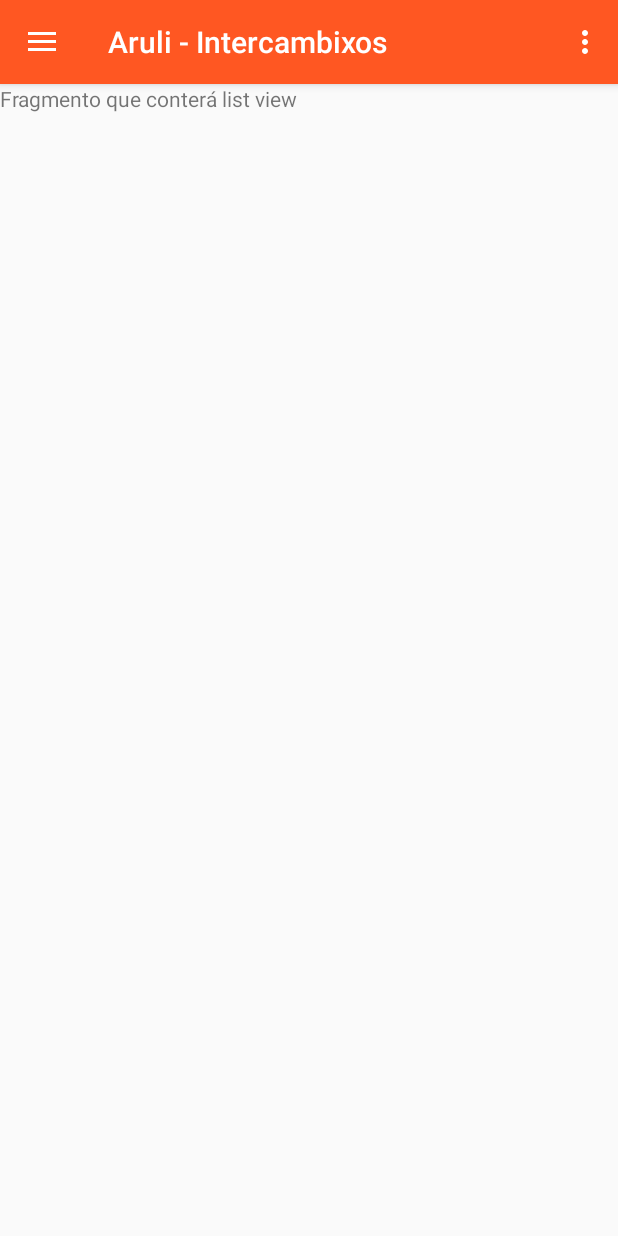
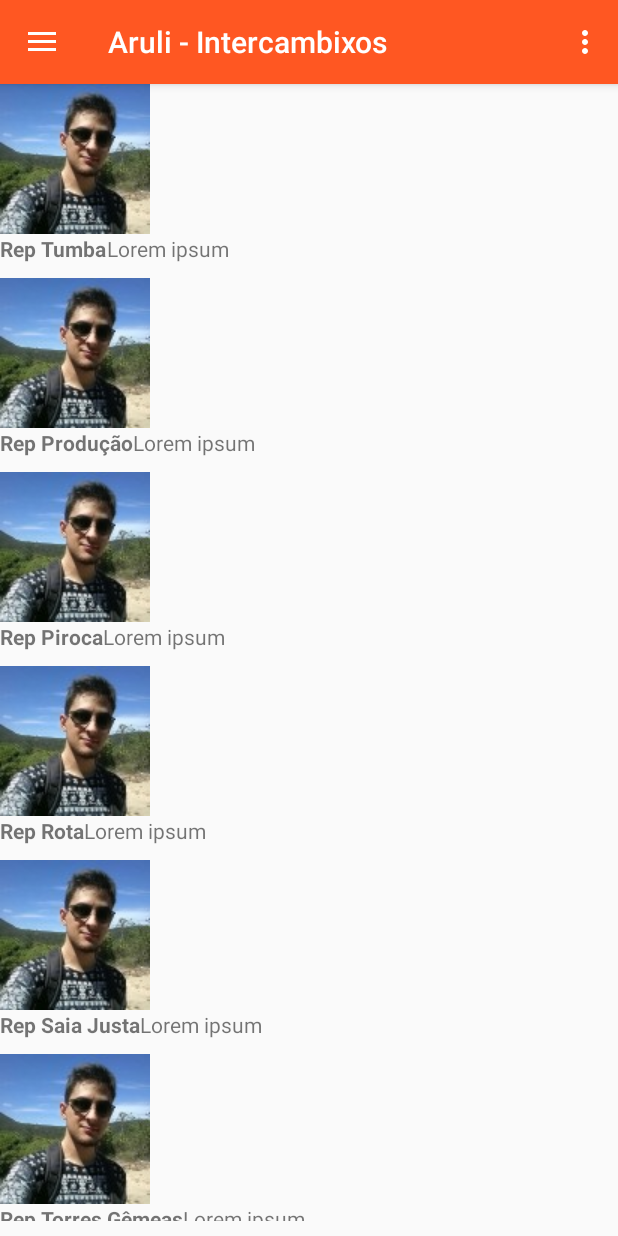
Before and after one commit to claramiranda/ARULI, an Android app: the screen it shows after launch (MainActivity), in the side drawer, after a tap on "Listar Reps", on a phone screen of 412 x 824 dp. Run offline under Robolectric (Android 15) with nearby library versions, the phone set to English and light mode, and no system bars.

Commit message:
incluindo recycler view e adapters

```diff
--- a/app/src/main/java/br/unicamp/ft/c155041_g157918/ListarepsFragment.java
+++ b/app/src/main/java/br/unicamp/ft/c155041_g157918/ListarepsFragment.java
@@ -4,15 +4,23 @@ import android.content.Context;
 import android.net.Uri;
 import android.os.Bundle;
 import android.support.v4.app.Fragment;
+import android.support.v7.widget.LinearLayoutManager;
+import android.support.v7.widget.RecyclerView;
 import android.view.LayoutInflater;
 import android.view.View;
 import android.view.ViewGroup;
+
+import java.util.ArrayList;
+import java.util.Arrays;
 
 
 /**
  * A simple {@link Fragment} subclass.
  */
 public class ListarepsFragment extends Fragment {
+    private RecyclerView mRecyclerView;
+    private myFirstAdapter mAdapter;
+    private View lview;
 
     public ListarepsFragment() {
         // Required empty public constructor
@@ -23,7 +31,19 @@ public class ListarepsFragment extends Fragment {
     public View onCreateView(LayoutInflater inflater, ViewGroup container,
                              Bundle savedInstanceState) {
         // Inflate the layout for this fragment
-        return inflater.inflate(R.layout.fragment_listareps, container, false);
+        lview = inflater.inflate(R.layout.fragment_listareps, container, false);
+        mRecyclerView = (RecyclerView) lview.findViewById(R.id.rView);
+
+        LinearLayoutManager manager = new LinearLayoutManager(getContext());
+
+        mRecyclerView.setLayoutManager(manager);
+         mRecyclerView.setHasFixedSize(true);
+        //mRecyclerView.setLayoutManager(new LinearLayoutManager(getContext()));
+        mAdapter = new myFirstAdapter(new ArrayList<>(Arrays.asList(Republicas.republicas)));
+        mRecyclerView.setAdapter(mAdapter);
+
+        return lview;
+
     }
 
 }
--- a/app/src/main/java/br/unicamp/ft/c155041_g157918/MainActivity.java
+++ b/app/src/main/java/br/unicamp/ft/c155041_g157918/MainActivity.java
@@ -6,6 +6,8 @@ import android.support.design.widget.Snackbar;
 import android.support.v4.app.Fragment;
 import android.support.v4.app.FragmentManager;
 import android.support.v4.app.FragmentTransaction;
+import android.support.v7.widget.LinearLayoutManager;
+import android.support.v7.widget.RecyclerView;
 import android.view.View;
 import android.support.v4.view.GravityCompat;
 import android.support.v7.app.ActionBarDrawerToggle;
@@ -18,10 +20,16 @@ import android.support.v7.widget.Toolbar;
 import android.view.Menu;
 import android.widget.Button;
 
+import java.util.ArrayList;
+import java.util.Arrays;
+
 public class MainActivity extends AppCompatActivity
         implements NavigationView.OnNavigationItemSelectedListener {
 
     private FragmentManager fragmentManager;
+   // private RecyclerView mRecyclerView;
+  //  private myFirstAdapter mAdapter;
+
 
     @Override
     protected void onCreate(Bundle savedInstanceState) {
@@ -43,9 +51,6 @@ public class MainActivity extends AppCompatActivity
         });
         */
 
-
-
-
         DrawerLayout drawer = findViewById(R.id.drawer_layout);
         NavigationView navigationView = findViewById(R.id.nav_view);
         ActionBarDrawerToggle toggle = new ActionBarDrawerToggle(
@@ -60,6 +65,13 @@ public class MainActivity extends AppCompatActivity
 
         WelcomeFragment wf = new WelcomeFragment();
         replaceFragment(wf,"welcome");
+
+        /*
+        mRecyclerView = findViewById(R.id.rView);
+        mRecyclerView.setHasFixedSize(true);
+        mRecyclerView.setLayoutManager(new LinearLayoutManager(this));
+        mAdapter = new myFirstAdapter(new ArrayList<Republica>(Arrays.asList(Republicas.republicas)));
+        mRecyclerView.setAdapter(mAdapter);*/
 
     }
 
--- a/app/src/main/java/br/unicamp/ft/c155041_g157918/Republica.java
+++ b/app/src/main/java/br/unicamp/ft/c155041_g157918/Republica.java
@@ -6,6 +6,13 @@ public class Republica {
     private String bio;
     private int vagas_temporarias;
     private int foto;
+
+    public Republica(String nome, int level_agitação, String bio, int foto) {
+        this.nome = nome;
+        this.level_agitação = level_agitação;
+        this.bio = bio;
+        this.foto = foto;
+    }
 
     /**
      * TODO Criar list view pra exibir as infos das reps
@@ -16,8 +23,6 @@ public class Republica {
      * @param vagas_permanetes
      * @param foto - logo da rep (usar por enquanto o banner da aruli)
      */
-
-    //Vetor Republicas
 
 
     //Constructor
@@ -30,13 +35,21 @@ public class Republica {
         this.foto = foto;
     }
 
-    public Republica(String nome, int level_agitação, String bio) {
+    public Republica(String nome, String bio, int foto) {
         this.nome = nome;
-        this.level_agitação = level_agitação;
         this.bio = bio;
+        this.foto = foto;
     }
 
     //Getters and Setters
+    public int getFoto() {
+        return foto;
+    }
+
+    public void setFoto(int foto) {
+        this.foto = foto;
+    }
+
     public String getNome() {
         return nome;
     }
--- /dev/null
+++ b/app/src/main/java/br/unicamp/ft/c155041_g157918/Republicas.java
@@ -0,0 +1,16 @@
+package br.unicamp.ft.c155041_g157918;
+
+public class Republicas {
+    public static Republica[] republicas = {
+            new Republica("Rep Tumba","Lorem ipsum",R.drawable.tomas_dalessandro),
+            new Republica("Rep Produção","Lorem ipsum",R.drawable.tomas_dalessandro),
+            new Republica("Rep Piroca","Lorem ipsum",R.drawable.tomas_dalessandro),
+            new Republica("Rep Rota","Lorem ipsum",R.drawable.tomas_dalessandro),
+            new Republica("Rep Saia Justa","Lorem ipsum",R.drawable.tomas_dalessandro),
+            new Republica("Rep Torres Gêmeas","Lorem ipsum",R.drawable.tomas_dalessandro),
+            new Republica("Rep Peregrinos","Lorem ipsum",R.drawable.tomas_dalessandro),
+            new Republica("Rep Boa Morte","Lorem ipsum",R.drawable.tomas_dalessandro),
+
+
+    };
+}
--- /dev/null
+++ b/app/src/main/java/br/unicamp/ft/c155041_g157918/myFirstAdapter.java
@@ -0,0 +1,62 @@
+package br.unicamp.ft.c155041_g157918;
+
+import android.support.annotation.NonNull;
+import android.support.v7.widget.RecyclerView;
+import android.view.LayoutInflater;
+import android.view.View;
+import android.view.ViewGroup;
+import android.widget.ImageView;
+import android.widget.TextView;
+
+import java.util.ArrayList;
+
+import br.unicamp.ft.c155041_g157918.R;
+import br.unicamp.ft.c155041_g157918.Republica;
+
+public class myFirstAdapter extends RecyclerView.Adapter {
+    private ArrayList<Republica> reps;
+
+    public myFirstAdapter(ArrayList<Republica> reps) {
+        this.reps = reps;
+    }
+
+    @NonNull
+    @Override
+    public RecyclerView.ViewHolder onCreateViewHolder(@NonNull ViewGroup viewGroup, int i) {
+        //return null;
+        View v = LayoutInflater.from(viewGroup.getContext()).inflate(R.layout.adapter_layout, viewGroup, false);
+        return new MyFirstViewHolder(v);
+    }
+
+    @Override
+    public void onBindViewHolder(@NonNull RecyclerView.ViewHolder viewHolder, int i) {
+        ((MyFirstViewHolder)viewHolder).bind(reps.get(i));
+
+
+    }
+
+    @Override
+    public int getItemCount() {
+        return this.reps.size();
+    }
+
+    public class MyFirstViewHolder extends RecyclerView.ViewHolder{
+        private ImageView imageView;
+        private TextView txtNome;
+        private TextView txtBio;
+
+        public MyFirstViewHolder(View itemView) {
+            super(itemView);
+            imageView = itemView.findViewById(R.id.imgView);
+            txtNome = itemView.findViewById(R.id.txtNome);
+            txtBio = itemView.findViewById(R.id.txtBio);
+
+        }
+
+        public void bind(final Republica rep){
+            imageView.setImageResource(rep.getFoto());
+            txtNome.setText(rep.getNome());
+            txtBio.setText(rep.getBio());
+        }
+    }
+}
--- a/app/src/main/res/layout/adapter_layout.xml
+++ b/app/src/main/res/layout/adapter_layout.xml
@@ -1,38 +1,25 @@
 <?xml version="1.0" encoding="utf-8"?>
 <LinearLayout xmlns:android="http://schemas.android.com/apk/res/android"
-    android:orientation="horizontal"
-    android:layout_width="wrap_content"
+    android:orientation="vertical" android:layout_width="match_parent"
     android:layout_height="wrap_content"
     android:paddingBottom="10dp">
-
     <ImageView
         android:layout_width="wrap_content"
         android:layout_height="wrap_content"
         android:id="@+id/imgView"/>
-
     <LinearLayout
-        android:orientation="vertical"
         android:layout_width="wrap_content"
         android:layout_height="wrap_content"
-        android:layout_weight="1"
-        >
+        android:orientation="horizontal">
         <TextView
-            android:id="@+id/txtNome"
+            android:textStyle="bold"
             android:layout_width="wrap_content"
             android:layout_height="wrap_content"
-            android:textStyle="bold"/>
+            android:id="@+id/txtNome"/>
         <TextView
-            android:id="@+id/txtLvl"
-            android:layout_width="wrap_content"
-            android:layout_height="wrap_content" />
-        <TextView
-            android:id="@+id/txtBio"
             android:layout_width="wrap_content"
             android:layout_height="wrap_content"
-            android:maxLines="5"
-            android:ellipsize="end"
-            />
-
-    </LinearLayout>
+            android:id="@+id/txtBio"/>
+</LinearLayout>
 
 </LinearLayout>
--- a/app/src/main/res/layout/fragment_listareps.xml
+++ b/app/src/main/res/layout/fragment_listareps.xml
@@ -3,9 +3,10 @@
     xmlns:tools="http://schemas.android.com/tools"
     android:layout_width="match_parent"
     android:layout_height="match_parent"
-    tools:context=".ListarepsFragment">
+    tools:context=".ListarepsFragment"
+    android:paddingBottom="10dp">
 
-    <!-- TODO: Update blank fragment layout -->
+    <!-- TODO: Update blank fragment layout
     <TextView
         android:layout_width="match_parent"
         android:layout_height="match_parent"
@@ -13,7 +14,14 @@
     <ListView
         android:layout_width="match_parent"
         android:layout_height="match_parent">
-<!--asdas-->
+
     </ListView>
+          -->
+
+    <android.support.v7.widget.RecyclerView
+        android:layout_width="match_parent"
+        android:layout_height="match_parent"
+        android:id="@+id/rView">
+    </android.support.v7.widget.RecyclerView>
 
 </FrameLayout>
```
Also changed, not shown: app/src/main/java/br/unicamp/ft/c155041_g157918/MyFirstAdapter.java (deleted, +0 -91 lines), app/src/main/res/drawable/caio_felipe.jpg (added), app/src/main/res/drawable/clara_ana.png (added), app/src/main/res/drawable/tomas_dalessandro.jpg (added), app/src/main/res/drawable/tumba.jpg (added), app/src/main/res/drawable/vitor_xavier.jpg (added), 1 other file.
